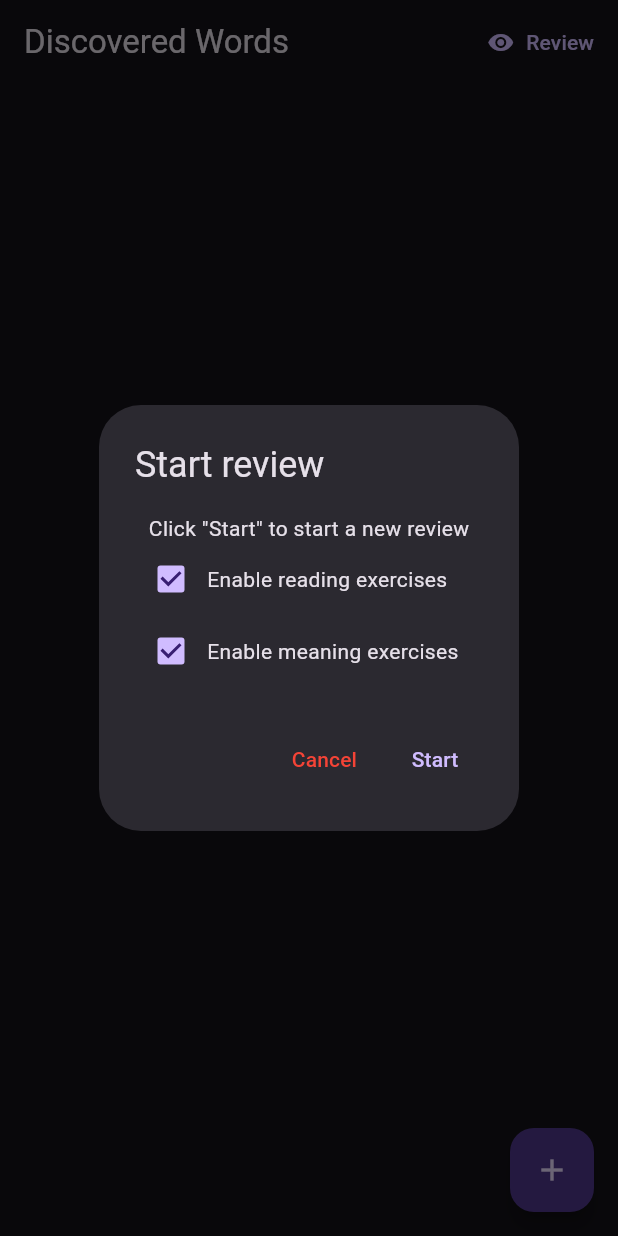
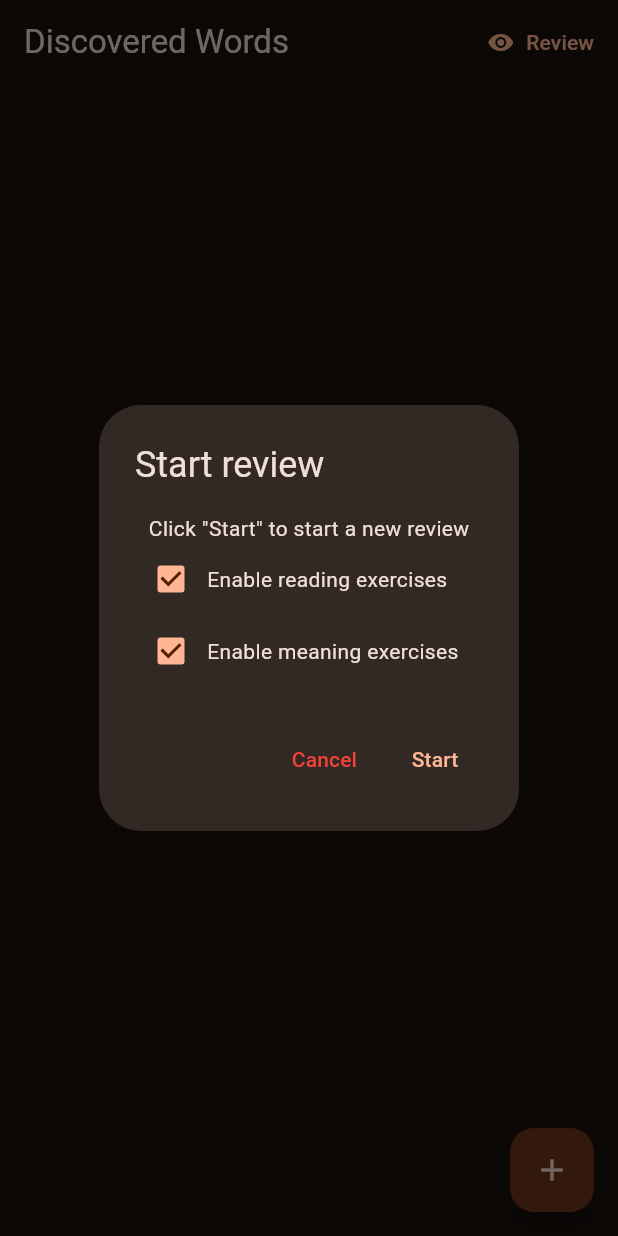
Before and after one commit to coffeeispower/memofante_v2, a Flutter app: the screen it shows after launch, after a tap on "Review", on a phone screen of 412 x 824 dp. Run offline on Flutter 3.47's test engine with Material 3 defaults, Android fonts, the phone set to English and light mode, and no system bars; our stand-ins replace modal_bottom_sheet, objectbox; missing offline and left inert: jm_dict, kana_kit, ruby_text, string_similarity; generated files the repository leaves out were written again.

Commit message:
feat: change primary color

```diff
--- a/lib/pages/root_widget.dart
+++ b/lib/pages/root_widget.dart
@@ -7,9 +7,14 @@ class RootWidget extends StatelessWidget {
 
   @override
   Widget build(BuildContext context) {
+    const primaryColor = Color.fromARGB(255, 255, 106, 0);
     return MaterialApp(
       title: 'Memofante',
-      theme: ThemeData.dark(useMaterial3: true),
+      theme: ThemeData(
+        brightness: Brightness.dark,
+        useMaterial3: true,
+        colorSchemeSeed: primaryColor,
+      ),
       localizationsDelegates: AppLocalizations.localizationsDelegates,
       supportedLocales: AppLocalizations.supportedLocales,
       home: const DiscoveredWords(),
```
